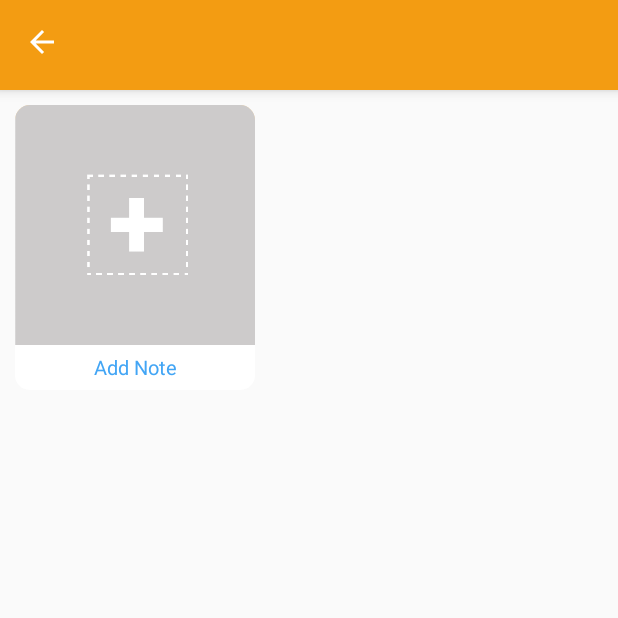
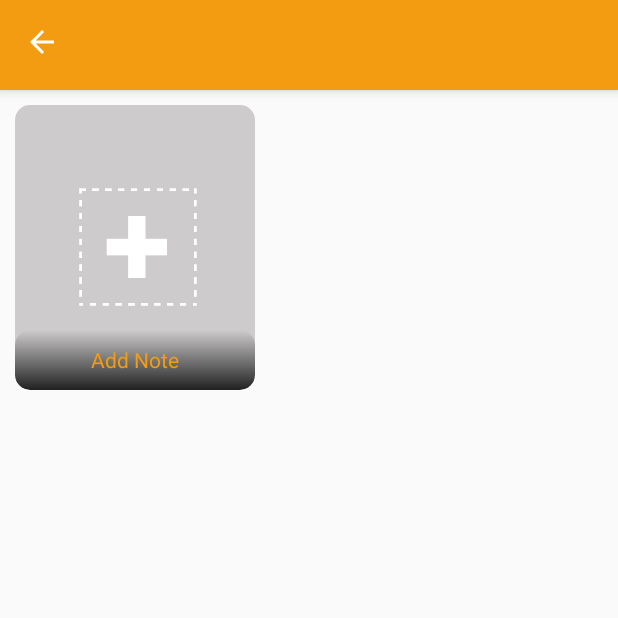
Before and after one commit to sourajit1999/stiQR_it_onDevice, an Android app: the StiQRcontent screen opened directly, with no data from a screen before it, on a phone screen of 412 x 824 dp, the top half of it. Run offline under Robolectric (Android 15) with nearby library versions, the light colour scheme and no system bars; our stand-ins replace Firebase (no records; nobody signed in at launch, a user with empty details on screens opened directly), Picasso; libraries missing offline, so code that uses them is left out: com.theartofdev.edmodo; pictures from the network do not load; 2 statements that could not run were skipped.

Commit message:
history activity made

```diff
--- a/app/src/main/AndroidManifest.xml
+++ b/app/src/main/AndroidManifest.xml
@@ -33,7 +33,7 @@
 
         <activity android:name=".ViewImage"></activity>
 
-        <activity android:name=".StiqrContent" />
+        <activity android:name=".StiQRcontent" />
 
         <activity android:name=".Video_activity" />
 
--- a/app/src/main/java/com/applex/inc/stiqrit/CameraActivity.java
+++ b/app/src/main/java/com/applex/inc/stiqrit/CameraActivity.java
@@ -5,6 +5,7 @@ import android.content.res.Configuration;
 import android.graphics.Bitmap;
 import android.graphics.Matrix;
 import android.graphics.drawable.BitmapDrawable;
+import android.icu.text.SimpleDateFormat;
 import android.net.Uri;
 import android.os.Bundle;
 import android.os.Environment;
@@ -30,7 +31,7 @@ import org.jetbrains.annotations.NotNull;
 import java.io.ByteArrayOutputStream;
 import java.io.File;
 import java.text.DateFormat;
-import java.util.Calendar;
+import java.util.Locale;
 
 import io.fotoapparat.Fotoapparat;
 import io.fotoapparat.configuration.CameraConfiguration;
@@ -245,7 +246,7 @@ public class CameraActivity extends AppCompatActivity {
         capture.setOnClickListener(new View.OnClickListener() {
             @Override
             public void onClick(View v) {
-                takePicture(StiqrContent.code);
+                takePicture(StiQRcontent.code);
                 Toast toast = Toast.makeText(CameraActivity.this,"Hold steady",Toast.LENGTH_SHORT);
                 toast.setGravity(Gravity.TOP,0,240);
                 toast.show();
@@ -260,10 +261,10 @@ public class CameraActivity extends AppCompatActivity {
         File f=  new File(Environment.getExternalStorageDirectory()+"/stiQR it",stiQR_id);
         f.mkdirs();
 //        Calendar calendar = Calendar.getInstance();
-        String currDate = DateFormat.getDateInstance().toString();
+        final String timeStamp = new SimpleDateFormat("yyyyMMdd_HHmmss", Locale.getDefault()).format(System.currentTimeMillis());
         photoResult.saveToFile(new File(
                 Environment.getExternalStorageDirectory()+"/stiQR it/"+stiQR_id,
-                currDate
+                timeStamp //child
         ));
 
         photoResult
--- a/app/src/main/java/com/applex/inc/stiqrit/HistoryActivity.java
+++ b/app/src/main/java/com/applex/inc/stiqrit/HistoryActivity.java
@@ -4,7 +4,6 @@ import android.Manifest;
 import android.content.Intent;
 import android.content.pm.PackageManager;
 import android.database.Cursor;
-import android.net.Uri;
 import android.os.Bundle;
 import android.view.Menu;
 import android.view.MenuItem;
@@ -39,9 +38,7 @@ import com.google.firebase.database.FirebaseDatabase;
 import com.google.firebase.database.ValueEventListener;
 
 import java.io.File;
-import java.text.DateFormat;
 import java.util.ArrayList;
-import java.util.Calendar;
 
 public class HistoryActivity extends AppCompatActivity
         implements NavigationView.OnNavigationItemSelectedListener {
@@ -154,7 +151,7 @@ public class HistoryActivity extends AppCompatActivity
                                 if(dataSnapshot.exists()){
                                     String qrCode =items.getmCode();
 //                                        Toast.makeText(HistoryActivity.this,"Touched item",Toast.LENGTH_SHORT).show();
-                                    Intent intent = new Intent(HistoryActivity.this, StiqrContent.class);
+                                    Intent intent = new Intent(HistoryActivity.this, StiQRcontent.class);
                                     intent.putExtra("code", qrCode);
                                     intent.putExtra("title", items.getmTitle());
                                     startActivity(intent);
--- a/app/src/main/java/com/applex/inc/stiqrit/ScannerActivity.java
+++ b/app/src/main/java/com/applex/inc/stiqrit/ScannerActivity.java
@@ -2,6 +2,7 @@ package com.applex.inc.stiqrit;
 
 import android.app.Dialog;
 import android.content.Intent;
+import android.database.Cursor;
 import android.os.Bundle;
 import android.view.View;
 import android.widget.Button;
@@ -12,6 +13,7 @@ import androidx.annotation.NonNull;
 import androidx.appcompat.app.AppCompatActivity;
 
 import com.applex.inc.stiqrit.ModelItems.historyItems;
+import com.applex.inc.stiqrit.Util.DatabaseHelper;
 import com.google.android.gms.tasks.OnCompleteListener;
 import com.google.android.gms.tasks.Task;
 import com.google.firebase.auth.FirebaseAuth;
@@ -32,6 +34,8 @@ import static java.lang.Boolean.FALSE;
 public class ScannerActivity extends AppCompatActivity implements ZXingScannerView.ResultHandler {
 
     ZXingScannerView scannerView;
+
+    DatabaseHelper myDB;
     private DatabaseReference mDatabase;
 
     Dialog mydialogue;
@@ -48,8 +52,23 @@ public class ScannerActivity extends AppCompatActivity implements ZXingScannerVi
     @Override
     public void handleResult(final Result result) {
 
+        final String code = result.getText().trim();
+
+        Cursor data = myDB.getItemId(code);
+        int itemID = -1;
+        while (data.moveToNext()) {
+            itemID = data.getInt(0);
+        }
+        if (itemID > -1) {
+        //stiQR coded folder exists
+            Intent intent = new Intent(ScannerActivity.this, StiQRcontent.class);
+            intent.putExtra("stiQR_ID",code);
+            startActivity(intent);
+            overridePendingTransition(R.anim.slide_in_right, R.anim.slide_out_left);
+        }
+        else {
             mDatabase = FirebaseDatabase.getInstance().getReference("Codes")
-                .child(result.getText().trim());
+                    .child(code);
 
             mDatabase.addListenerForSingleValueEvent(new ValueEventListener() {
                 @Override
@@ -58,13 +77,13 @@ public class ScannerActivity extends AppCompatActivity implements ZXingScannerVi
 
                         if(dataSnapshot.getValue().toString().equals(FirebaseAuth.getInstance().getCurrentUser().getUid())){
 
-                        Intent intent = new Intent(ScannerActivity.this, StiqrContent.class);
+                            Intent intent = new Intent(ScannerActivity.this, StiQRcontent.class);
                             intent.putExtra("code",result.getText().trim());
                             startActivity(intent);
                             finish();
                         }
                         else if(dataSnapshot.getValue().toString().equals("0")){
-                        showdialogstiQR(result.getText().trim());
+                            showdialogstiQR(code);
                         }
                         else{
                             Toast.makeText(ScannerActivity.this,"stiQR access denied!", Toast.LENGTH_LONG)
@@ -85,8 +104,7 @@ public class ScannerActivity extends AppCompatActivity implements ZXingScannerVi
 
                 }
             });
-
-//        }
+        }
 
     }
 
@@ -143,7 +161,7 @@ public class ScannerActivity extends AppCompatActivity implements ZXingScannerVi
                                                 @Override
                                                 public void onComplete(@NonNull Task<Void> task) {
                                                     mydialogue.dismiss();
-                                                    Intent intent = new Intent(ScannerActivity.this, StiqrContent.class);
+                                                    Intent intent = new Intent(ScannerActivity.this, StiQRcontent.class);
                                                     startActivity(intent);
                                                     finish();
                                                 }
--- a/app/src/main/java/com/applex/inc/stiqrit/StiqrContent.java
+++ b/app/src/main/java/com/applex/inc/stiqrit/StiQRcontent.java
@@ -31,12 +31,9 @@ import com.applex.inc.stiqrit.ModelItems.historyItems;
 import com.google.firebase.auth.FirebaseAuth;
 import com.google.firebase.database.DataSnapshot;
 import com.google.firebase.database.DatabaseError;
-import com.google.firebase.database.DatabaseReference;
 import com.google.firebase.database.FirebaseDatabase;
 import com.google.firebase.database.ValueEventListener;
 import com.google.firebase.storage.FirebaseStorage;
-import com.google.firebase.storage.StorageReference;
-import com.google.firebase.storage.StorageTask;
 //import com.google.firebase.storage.UploadTask;
 import com.theartofdev.edmodo.cropper.CropImage;
 import com.theartofdev.edmodo.cropper.CropImageView;
@@ -45,7 +42,7 @@ import java.util.ArrayList;
 
 import static java.lang.Boolean.TRUE;
 
-public class StiqrContent extends AppCompatActivity {
+public class StiQRcontent extends AppCompatActivity {
 
     public static ArrayList<gridItems> mList;
     RecyclerView mRecyclerView;
@@ -80,7 +77,7 @@ public class StiqrContent extends AppCompatActivity {
         tb.setTitle(i.getStringExtra("title"));
 
 
-//        Toast.makeText(StiqrContent.this, i.getStringExtra("title"), Toast.LENGTH_SHORT).show();
+//        Toast.makeText(StiQRcontent.this, i.getStringExtra("title"), Toast.LENGTH_SHORT).show();
 
         code = i.getStringExtra("code");
 
@@ -125,7 +122,7 @@ public class StiqrContent extends AppCompatActivity {
     public void buildRecyclerView(final ArrayList<gridItems> brvList) {
 
         mRecyclerView.setHasFixedSize(true);
-        mAdapter = new gridAdapter( mList, StiqrContent.this);
+        mAdapter = new gridAdapter( mList, StiQRcontent.this);
         mRecyclerView.setLayoutManager(new GridLayoutManager(this,2));
         mRecyclerView.setAdapter(mAdapter);
         mRecyclerView.setHasFixedSize(true);
@@ -134,7 +131,7 @@ public class StiqrContent extends AppCompatActivity {
             @Override
             public void onItemClick(int position) {
 //                   if(position == 2){
-//                        Intent intent = new Intent(StiqrContent.this,Video_activity.class);
+//                        Intent intent = new Intent(StiQRcontent.this,Video_activity.class);
 //                        intent.putExtra("videoID","6M5VXKLf4D4");
 //                        startActivity(intent);
 //                    }
@@ -144,7 +141,7 @@ public class StiqrContent extends AppCompatActivity {
                     }
                     else  {
                         gridItems items = brvList.get(position);
-                        Intent intent = new Intent(StiqrContent.this, DocView.class);
+                        Intent intent = new Intent(StiQRcontent.this, DocView.class);
                         intent.putExtra("Data", items.getmData());
                         intent.putExtra("code",code);
                         intent.putExtra("name",items.getmName());
@@ -207,7 +204,7 @@ public class StiqrContent extends AppCompatActivity {
     }
 
     private void pickCamera(){
-        Intent intent = new Intent(StiqrContent.this, CameraActivity.class);
+        Intent intent = new Intent(StiQRcontent.this, CameraActivity.class);
         startActivity(intent);
     }
 
@@ -313,7 +310,7 @@ public class StiqrContent extends AppCompatActivity {
 
             if (resultCode == RESULT_OK) {
                 if(mUploadtask!=null && mUploadtask.isInProgress()){
-                  Toast.makeText(StiqrContent.this, "Upload in Progress", Toast.LENGTH_SHORT).show();
+                  Toast.makeText(StiQRcontent.this, "Upload in Progress", Toast.LENGTH_SHORT).show();
                 }else {
 //                    uploadFile(resultUri);
                 }
@@ -324,7 +321,7 @@ public class StiqrContent extends AppCompatActivity {
 //                storageReference.putFile(result).addOnSuccessListener(new OnSuccessListener<UploadTask.TaskSnapshot>() {
 //                    @Override
 //                    public void onSuccess(UploadTask.TaskSnapshot taskSnapshot) {
-//                        Toast.makeText(StiqrContent.this,"upload successful",Toast.LENGTH_SHORT).show();;
+//                        Toast.makeText(StiQRcontent.this,"upload successful",Toast.LENGTH_SHORT).show();;
 //
 //                    }
 //                });
@@ -404,10 +401,10 @@ public class StiqrContent extends AppCompatActivity {
                     }
                 }
                 else if (which == 2) {
-                    Intent intent = new Intent(StiqrContent.this, DocView.class);
+                    Intent intent = new Intent(StiQRcontent.this, DocView.class);
                     intent.putExtra("gridId", String.valueOf(mList.size()));
                     intent.putExtra("code",code);
-                    Toast.makeText(StiqrContent.this,code,Toast.LENGTH_LONG).show();
+                    Toast.makeText(StiQRcontent.this,code,Toast.LENGTH_LONG).show();
                     startActivity(intent);
 //                    if (!checkStoragePermission()) {
 //                        requestStoragePermission();
--- /dev/null
+++ b/app/src/main/res/drawable-v24/grid_title_bg.xml
@@ -0,0 +1,11 @@
+<?xml version="1.0" encoding="utf-8"?>
+<shape xmlns:android="http://schemas.android.com/apk/res/android">
+
+    <corners
+        android:radius="10dp"
+        />
+    <gradient
+        android:startColor="#00ffffff"
+        android:endColor="#212121"
+        android:angle="-90"/>
+</shape>
--- /dev/null
+++ b/app/src/main/res/drawable/grid_item_bg.xml
@@ -0,0 +1,11 @@
+<?xml version="1.0" encoding="utf-8"?>
+<shape xmlns:android="http://schemas.android.com/apk/res/android">
+
+    <corners
+        android:radius="10dp"
+        />
+<!--    <gradient-->
+<!--        android:startColor="#00ffffff"-->
+<!--        android:endColor="#212121"-->
+<!--        android:angle="-90"/>-->
+</shape>
--- a/app/src/main/res/layout/activity_qr_data.xml
+++ b/app/src/main/res/layout/activity_qr_data.xml
@@ -4,7 +4,7 @@
     xmlns:tools="http://schemas.android.com/tools"
     android:layout_width="match_parent"
     android:layout_height="match_parent"
-    tools:context=".StiqrContent"
+    tools:context=".StiQRcontent"
     android:gravity="center">
 
     <include layout="@layout/toolbarr"
--- a/app/src/main/res/layout/activity_video_activity.xml
+++ b/app/src/main/res/layout/activity_video_activity.xml
@@ -11,6 +11,6 @@
     <com.google.android.youtube.player.YouTubePlayerView
         android:id="@+id/youtube_player"
         android:layout_width="match_parent"
-        android:layout_height="wrap_content"
-        android:background="#fff"/>
+        android:layout_height="match_parent"
+        android:background="#212121"/>
 </RelativeLayout>
--- a/app/src/main/res/layout/grid_item.xml
+++ b/app/src/main/res/layout/grid_item.xml
@@ -6,7 +6,7 @@
     android:layout_height="190dp"
     xmlns:cardview="http://schemas.android.com/apk/res-auto"
     android:layout_margin="10dp"
-    cardview:cardElevation="2dp"
+    android:elevation="0dp"
     android:layout_columnWeight="1"
     android:background="#fad7a0"
     cardview:cardCornerRadius="10dp">
@@ -15,24 +15,28 @@
         android:orientation="vertical"
         android:layout_width="match_parent"
         android:layout_height="match_parent"
+        android:background="@drawable/grid_item_bg"
         >
 
         <ImageView
             android:id="@+id/thumbnail"
             android:layout_width="match_parent"
-            android:layout_height="160dp"
+            android:layout_height="match_parent"
             android:scaleType="centerCrop"
-            android:background="#fad7a0"
+            android:background="@drawable/grid_item_bg"
             android:src="@drawable/ic_format_align_left_black_24dp" />
 
         <TextView
             android:id="@+id/title"
-            android:textColor="@color/colorblue"
-            android:textSize="13sp"
+            android:textColor="@color/colorbookmark"
+            android:textSize="14sp"
             android:gravity="center"
-            android:background="#fff"
+            android:layout_marginTop="-40dp"
+            android:background="@drawable/grid_title_bg"
             android:layout_width="match_parent"
-            android:layout_height="match_parent"
+            android:layout_height="40dp"
+            android:layout_gravity="bottom"
+            android:textAlignment="gravity"
             android:text="my notes.."
             />
 
--- a/app/src/main/res/values/styles.xml
+++ b/app/src/main/res/values/styles.xml
@@ -33,6 +33,8 @@
 
     </style>
 
+<!--    Below are for Navigation Bar-->
+
     <style name="AppTheme.NoActionBar" parent="Theme.AppCompat.Light.NoActionBar">
 
         <item name="windowNoTitle">true</item>
@@ -51,6 +53,4 @@
 
     <style name="AppTheme.PopupOverlay" parent="ThemeOverlay.AppCompat.Light" />
 
-    <style name="hi_there_">hithere</style>
-
 </resources>
```
Lines whose indentation alone changed are shown as unchanged.
